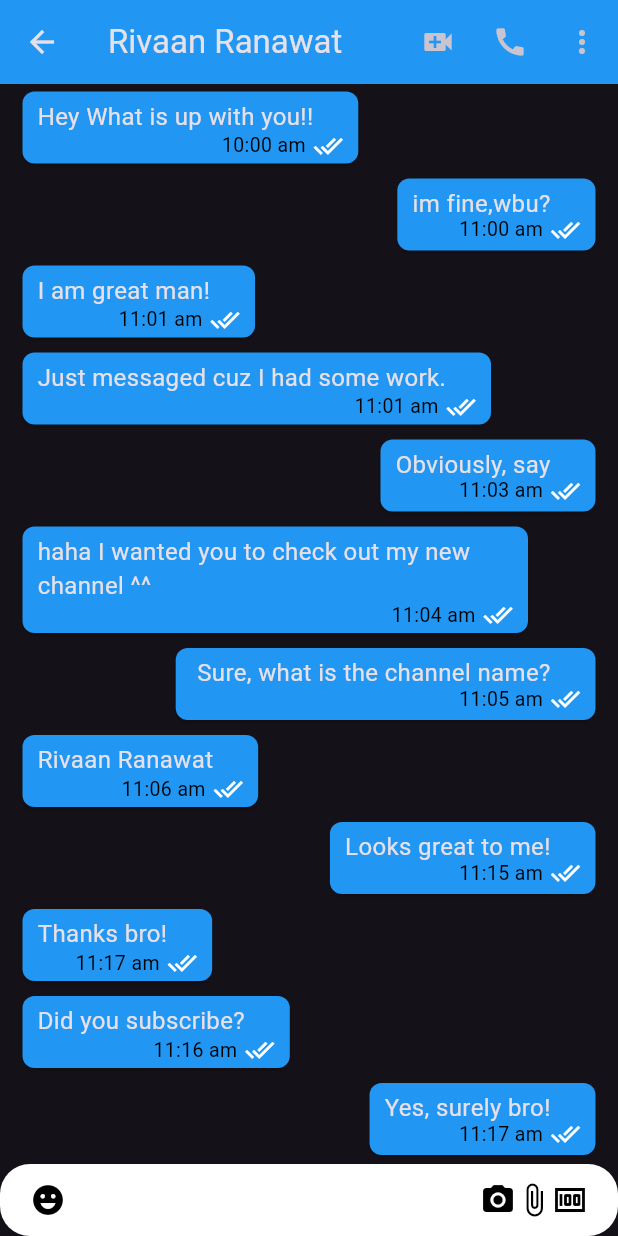
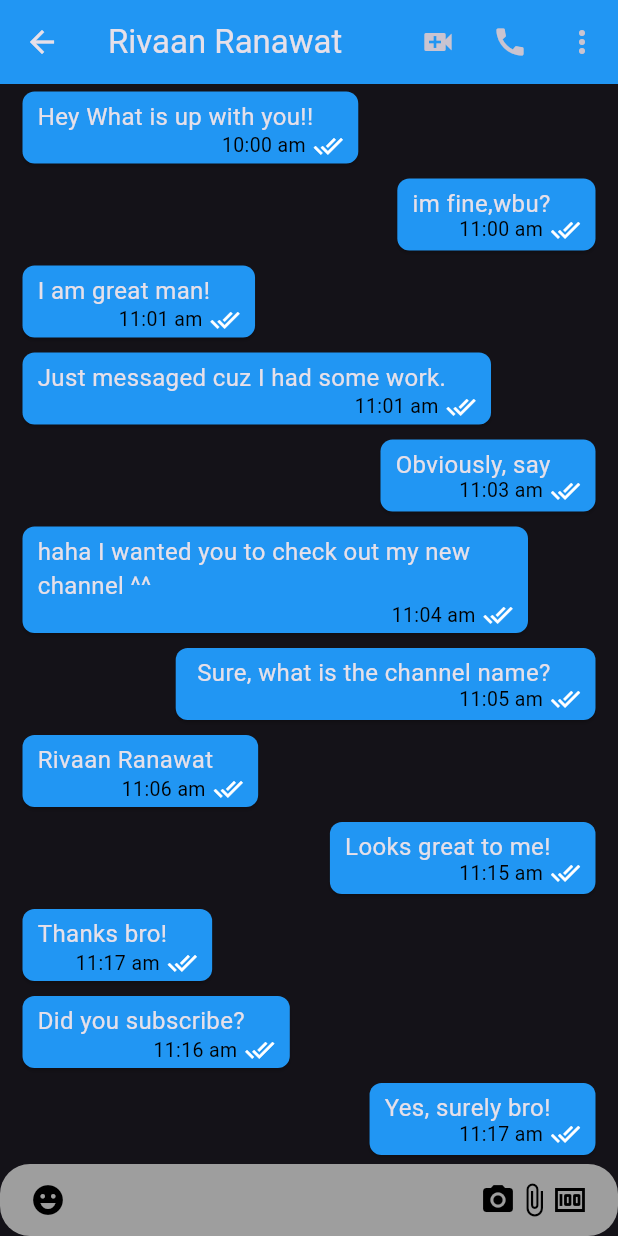
Before and after one commit to Abi27052000/LinkWave, a Flutter app: the MobileChatScreen screen opened directly, on a phone screen of 412 x 824 dp. Run offline on Flutter 3.47's test engine with Material 3 defaults, Android fonts, the light colour scheme and no system bars; network calls fail.

Commit message:
UI finished

```diff
--- a/lib/Screen/mobile_chat_screen.dart
+++ b/lib/Screen/mobile_chat_screen.dart
@@ -36,8 +36,9 @@ class MobileChatScreen extends StatelessWidget {
             ),
             TextField(
               decoration: InputDecoration(
+
                 filled: true,
-                fillColor: Colors.white,
+                fillColor: Colors.grey,
                 prefixIcon:const  Padding(
                   padding: EdgeInsets.symmetric(
                     horizontal: 20,
@@ -56,6 +57,7 @@ class MobileChatScreen extends StatelessWidget {
                     ),
                     ),
                     hintText: 'Enter the message.',
+
                     border: OutlineInputBorder(
               borderRadius: BorderRadius.circular(20),
               borderSide:const BorderSide(
--- a/lib/Screen/web_screen_layout.dart
+++ b/lib/Screen/web_screen_layout.dart
@@ -29,7 +29,7 @@ class WebScreenLayout extends StatelessWidget {
             width: MediaQuery.of(context).size.width*0.75,
             decoration:const BoxDecoration(
               image: DecorationImage(
-                image: AssetImage('assets/backgroundImage.png'),
+                image: AssetImage('assets/1600w-Au-YPd-_ZqA.png'),
                 fit: BoxFit.cover
                 )
             ),
--- a/pubspec.yaml
+++ b/pubspec.yaml
@@ -61,6 +61,7 @@ flutter:
   # To add assets to your application, add an assets section, like this:
   assets:
    -  assets/backgroundImage.png
+   -  assets/1600w-Au-YPd-_ZqA.png
   #   - images/a_dot_ham.jpeg
 
   # An image asset can refer to one or more resolution-specific "variants", see
```
Also changed, not shown: assets/1600w-Au-YPd-_ZqA.png (added).
